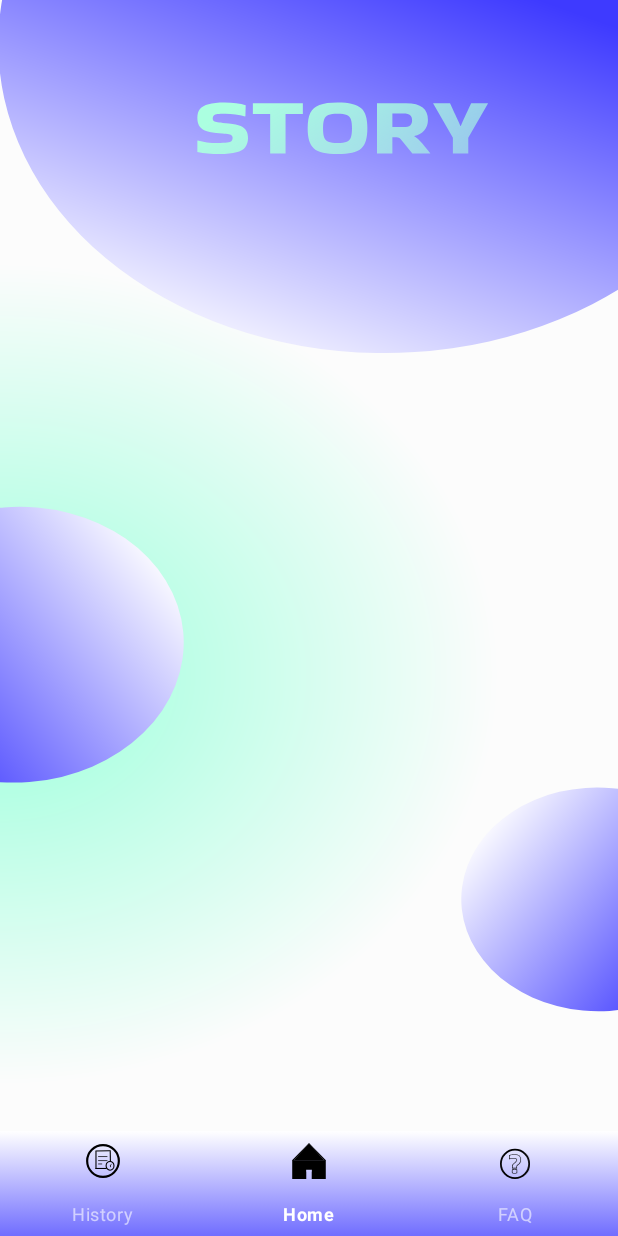
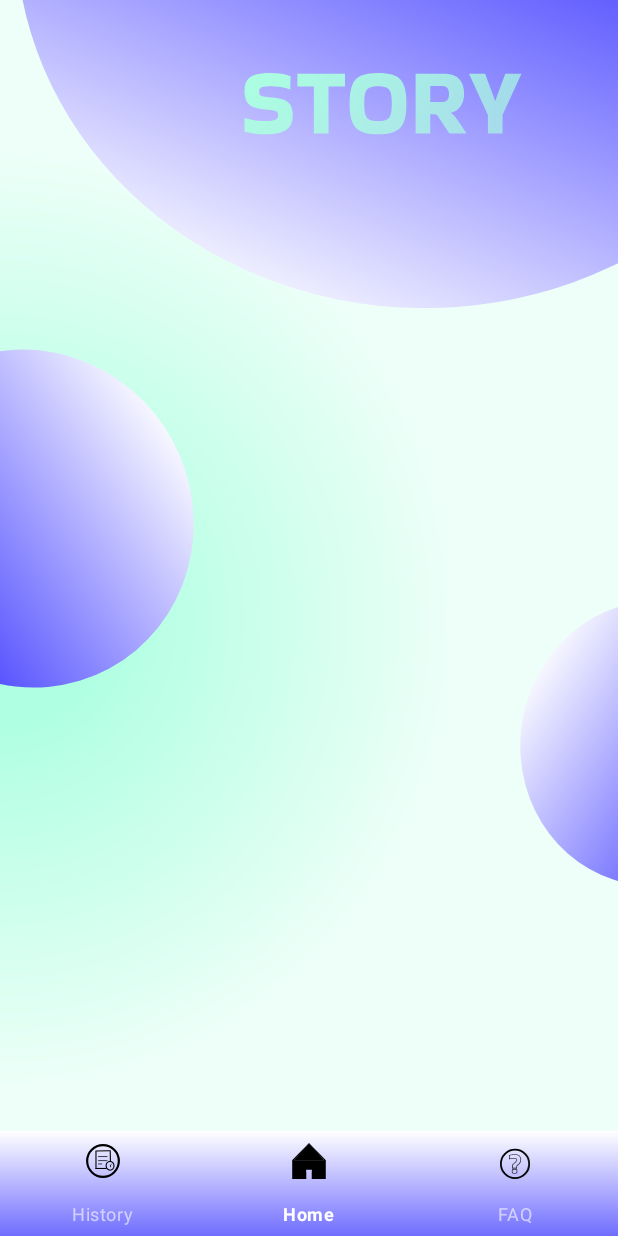
Before and after one commit to Tamada4a/find_yourself_in_the_photo, an Android app: the fragment History placed in its activity, on a phone screen of 412 x 824 dp. Run offline under Robolectric (Android 15) with nearby library versions, the phone set to English and light mode, and no system bars; libraries missing offline, so code that uses them is left out: br.com.onimur, com.sealstudios.multiimageview; 3 statements that could not run were skipped.

Commit message:
Update fragment_history.xml

```diff
--- a/app/src/main/res/layout/fragment_history.xml
+++ b/app/src/main/res/layout/fragment_history.xml
@@ -3,7 +3,7 @@
     xmlns:tools="http://schemas.android.com/tools"
     android:layout_width="match_parent"
     android:layout_height="match_parent"
-    android:background="@drawable/history_background"
+    android:background="@drawable/story_back"
     tools:context=".Fragments.History">
 
 </RelativeLayout>
```
